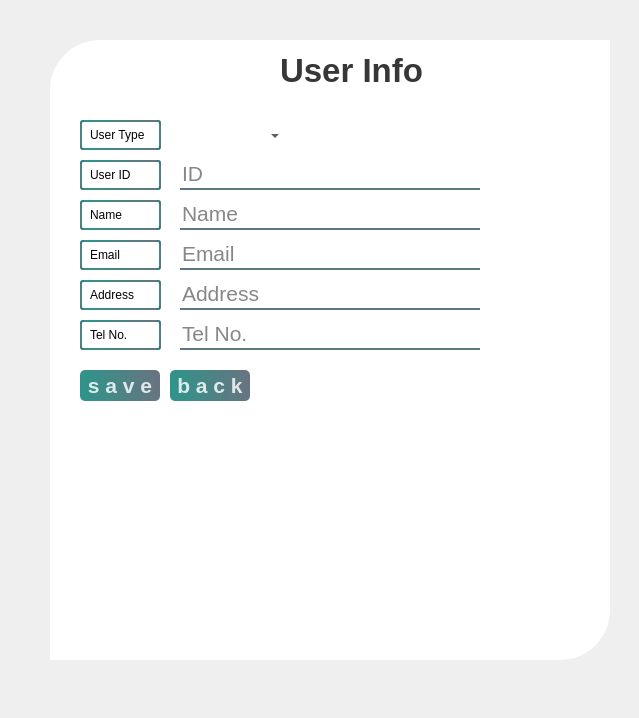
Before: the Qt Designer form adminEditUser.ui in sallyeo/goalDiggers, drawn with Qt 5.
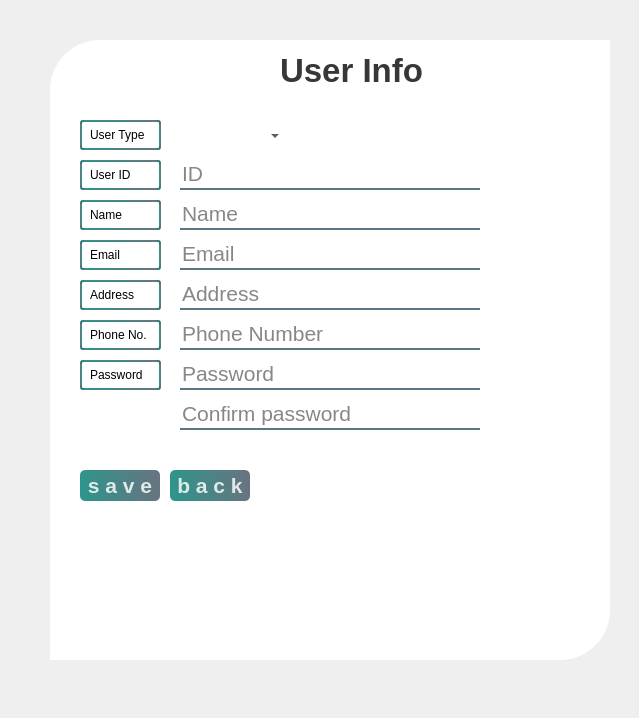
After: the same form once the commit is applied.

Commit message: Passwords hashed + Admin can change password

What changed in the file:
```diff
--- a/adminEditUser.ui
+++ b/adminEditUser.ui
@@ -99,7 +99,7 @@
 opacity: 200;</string>
     </property>
     <property name="text">
-     <string>Tel No.</string>
+     <string>Phone No.</string>
     </property>
    </widget>
    <widget class="QLabel" name="addressLabel">
@@ -224,7 +224,7 @@
      <string/>
     </property>
     <property name="placeholderText">
-     <string>Tel No.</string>
+     <string>Phone Number</string>
     </property>
    </widget>
    <widget class="QLineEdit" name="addressLine">
@@ -289,7 +289,7 @@
     <property name="geometry">
      <rect>
       <x>50</x>
-      <y>340</y>
+      <y>440</y>
       <width>80</width>
       <height>31</height>
      </rect>
@@ -326,7 +326,7 @@
     <property name="geometry">
      <rect>
       <x>140</x>
-      <y>340</y>
+      <y>440</y>
       <width>80</width>
       <height>31</height>
      </rect>
@@ -424,6 +424,99 @@
      <string/>
     </property>
    </widget>
+   <widget class="QLabel" name="password1Label">
+    <property name="geometry">
+     <rect>
+      <x>50</x>
+      <y>330</y>
+      <width>81</width>
+      <height>30</height>
+     </rect>
+    </property>
+    <property name="styleSheet">
+     <string notr="true">border: 2px solid qlineargradient(spread:pad, x1:0, y1:0.505682, x2:1, y2:0.477, stop:0 rgba(11, 131, 120, 219), stop:1 rgba(85, 98, 112, 226));
+padding: 5px;
+border-radius: 3px;
+opacity: 200;</string>
+    </property>
+    <property name="text">
+     <string>Password</string>
+    </property>
+   </widget>
+   <widget class="QLineEdit" name="password1Line">
+    <property name="geometry">
+     <rect>
+      <x>150</x>
+      <y>330</y>
+      <width>300</width>
+      <height>30</height>
+     </rect>
+    </property>
+    <property name="font">
+     <font>
+      <pointsize>16</pointsize>
+     </font>
+    </property>
+    <property name="styleSheet">
+     <string notr="true">background-color:rgba(0, 0, 0, 0);
+border:none;
+border-bottom:2px solid rgba(46, 82, 101, 200);
+color:rgba(0, 0, 0, 240);
+padding-bottom:1px;
+</string>
+    </property>
+    <property name="text">
+     <string/>
+    </property>
+    <property name="placeholderText">
+     <string>Password</string>
+    </property>
+   </widget>
+   <widget class="QLineEdit" name="password2Line">
+    <property name="geometry">
+     <rect>
+      <x>150</x>
+      <y>370</y>
+      <width>300</width>
+      <height>30</height>
+     </rect>
+    </property>
+    <property name="font">
+     <font>
+      <pointsize>16</pointsize>
+     </font>
+    </property>
+    <property name="styleSheet">
+     <string notr="true">background-color:rgba(0, 0, 0, 0);
+border:none;
+border-bottom:2px solid rgba(46, 82, 101, 200);
+color:rgba(0, 0, 0, 240);
+padding-bottom:1px;
+</string>
+    </property>
+    <property name="text">
+     <string/>
+    </property>
+    <property name="placeholderText">
+     <string>Confirm password</string>
+    </property>
+   </widget>
+   <widget class="QLabel" name="errorLabel">
+    <property name="geometry">
+     <rect>
+      <x>50</x>
+      <y>410</y>
+      <width>401</width>
+      <height>16</height>
+     </rect>
+    </property>
+    <property name="styleSheet">
+     <string notr="true">color: red</string>
+    </property>
+    <property name="text">
+     <string/>
+    </property>
+   </widget>
    <zorder>whiteBackground</zorder>
    <zorder>pageTitle</zorder>
    <zorder>userTypeIdLabel</zorder>
@@ -440,6 +533,10 @@
    <zorder>backButton</zorder>
    <zorder>userTypeIdLabel_2</zorder>
    <zorder>userMenu</zorder>
+   <zorder>password1Label</zorder>
+   <zorder>password1Line</zorder>
+   <zorder>password2Line</zorder>
+   <zorder>errorLabel</zorder>
   </widget>
  </widget>
  <resources/>
```
Left out of the diff: 12 changed lines with no effect on the pictures. The commit also changes 6 other files.
